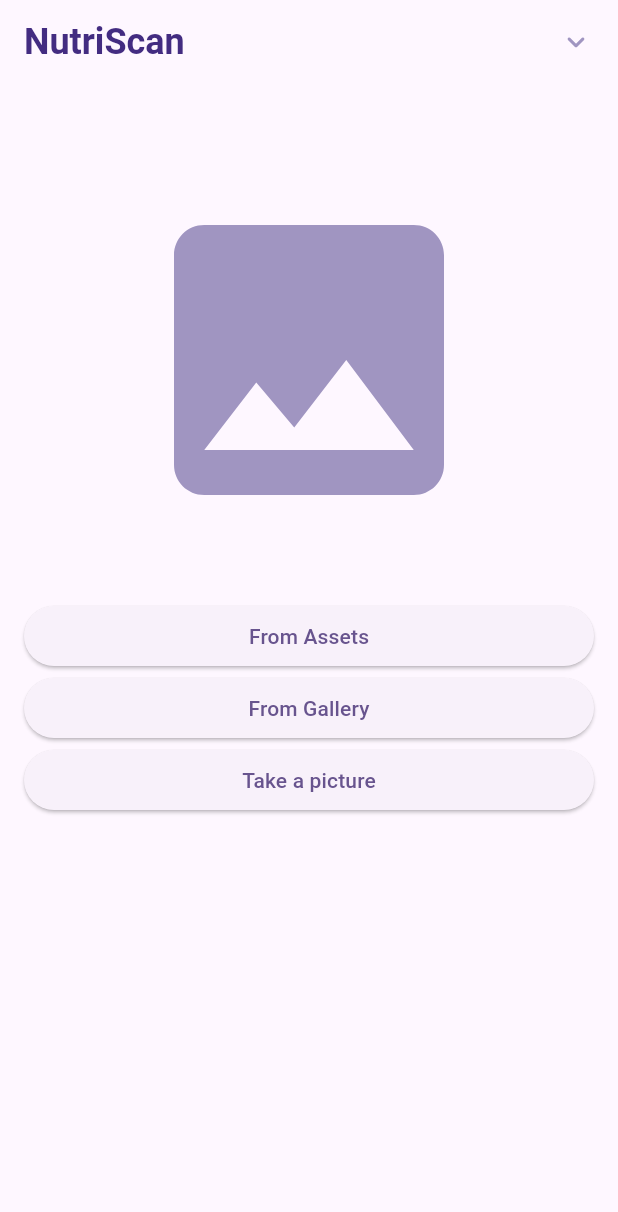
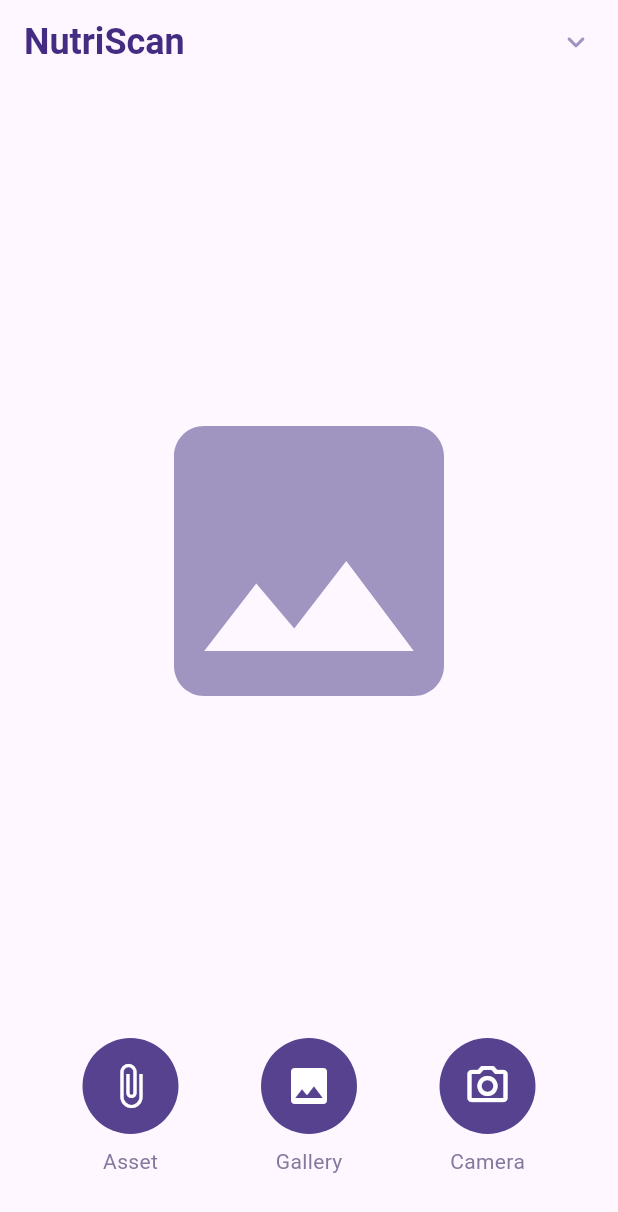
Before and after one commit to areebmomins/nutri_scan, a Flutter app: the screen it shows after launch, on a phone screen of 412 x 824 dp. Shown: the top 1212 px of the screen. Run offline on Flutter 3.47's test engine with Material 3 defaults, Android fonts, the phone set to English and light mode, and no system bars; our stand-ins replace camera, image_picker; missing offline and left inert: google_mlkit_commons, google_mlkit_text_recognition.

Commit message:
improve home page

```diff
--- a/lib/home_screen/gallery_view.dart
+++ b/lib/home_screen/gallery_view.dart
@@ -7,7 +7,6 @@ import 'package:google_mlkit_text_recognition/google_mlkit_text_recognition.dart
 import 'package:image_picker/image_picker.dart';
 
 import '../utils/utils.dart';
-
 
 class GalleryView extends StatefulWidget {
   GalleryView(
@@ -41,14 +40,15 @@ class _GalleryViewState extends State<GalleryView> {
 
   @override
   Widget build(BuildContext context) {
-    return Scaffold(
-        body: _galleryBody());
+    return Scaffold(body: _galleryBody());
   }
 
   Widget _galleryBody() {
-    return ListView(shrinkWrap: true, children: [
-      SizedBox(height: 24),
-      SizedBox(
+    return Column(children: [
+      const Spacer(),
+      Padding(
+        padding: const EdgeInsets.symmetric(horizontal: 16, vertical: 24),
+        child: SizedBox(
           height: 320,
           width: double.infinity,
           child: Stack(
@@ -56,37 +56,103 @@ class _GalleryViewState extends State<GalleryView> {
             children: <Widget>[
               _image != null
                   ? Image.file(_image!)
-                : const Icon(Icons.image, size: 240, color: Color(0xFFA095C1),),
+                  : const Icon(
+                      Icons.image,
+                      size: 240,
+                      color: Color(0xFFA095C1),
+                    ),
             ],
           ),
         ),
-      Padding(
-        padding: EdgeInsets.symmetric(horizontal: 16),
-        child: ElevatedButton(
+      ),
+      const Spacer(),
+      Row(
+        mainAxisAlignment: MainAxisAlignment.spaceEvenly,
+        children: [
+          Column(
+            children: [
+              Container(
+                decoration: const BoxDecoration(
+                  color: Color(0xFF56428F),
+                  shape: BoxShape.circle,
+                ),
+                child: IconButton(
+                  icon: const Icon(Icons.attach_file, size: 32),
+                  color: Colors.white,
                   onPressed: _getImageAsset,
-          child: Text('From Assets'),
+                  padding: const EdgeInsets.all(16),
                 ),
               ),
-      Padding(
-        padding: EdgeInsets.symmetric(horizontal: 16),
-        child: ElevatedButton(
-          child: Text('From Gallery'),
-          onPressed: () => _getImage(ImageSource.gallery),
+              const SizedBox(height: 8),
+              const Text(
+                'Asset',
+                style: TextStyle(
+                  fontSize: 14,
+                  fontWeight: FontWeight.w400,
+                  color: Color(0xFF82799D),
                 ),
               ),
-      Padding(
-        padding: EdgeInsets.symmetric(horizontal: 16),
-        child: ElevatedButton(
-          child: Text('Take a picture'),
-          onPressed: () => _getImage(ImageSource.camera),
+            ],
+          ),
+          Column(
+            children: [
+              Container(
+                decoration: const BoxDecoration(
+                  color: Color(0xFF56428F),
+                  shape: BoxShape.circle,
+                ),
+                child: IconButton(
+                  icon: const Icon(Icons.image, size: 32),
+                  color: Colors.white,
+                  onPressed: () => _getImage(ImageSource.gallery),
+                  padding: const EdgeInsets.all(16),
                 ),
               ),
-      if (_image != null)
-        Padding(
-          padding: const EdgeInsets.all(16.0),
-          child: Text(
-              '${_path == null ? '' : 'Image path: $_path'}\n\n${widget.text ?? ''}'),
+              const SizedBox(height: 8),
+              const Text(
+                'Gallery',
+                style: TextStyle(
+                  fontSize: 14,
+                  fontWeight: FontWeight.w400,
+                  color: Color(0xFF82799D),
                 ),
+              ),
+            ],
+          ),
+          Column(
+            children: [
+              Container(
+                decoration: const BoxDecoration(
+                  color: Color(0xFF56428F),
+                  shape: BoxShape.circle,
+                ),
+                child: IconButton(
+                  icon: const Icon(Icons.camera_alt_outlined, size: 32),
+                  color: Colors.white,
+                  onPressed: () => _getImage(ImageSource.camera),
+                  padding: const EdgeInsets.all(16),
+                ),
+              ),
+              const SizedBox(height: 8),
+              const Text(
+                'Camera',
+                style: TextStyle(
+                  fontSize: 14,
+                  fontWeight: FontWeight.w400,
+                  color: Color(0xFF82799D),
+                ),
+              ),
+            ],
+          ),
+        ],
+      ),
+      const SizedBox(height: 40),
+      // if (_image != null)
+      //   Padding(
+      //     padding: const EdgeInsets.all(16.0),
+      //     child: Text(
+      //         '${_path == null ? '' : 'Image path: $_path'}\n\n${widget.text ?? ''}'),
+      //   ),
     ]);
   }
 
```
Lines whose indentation alone changed are shown as unchanged.
